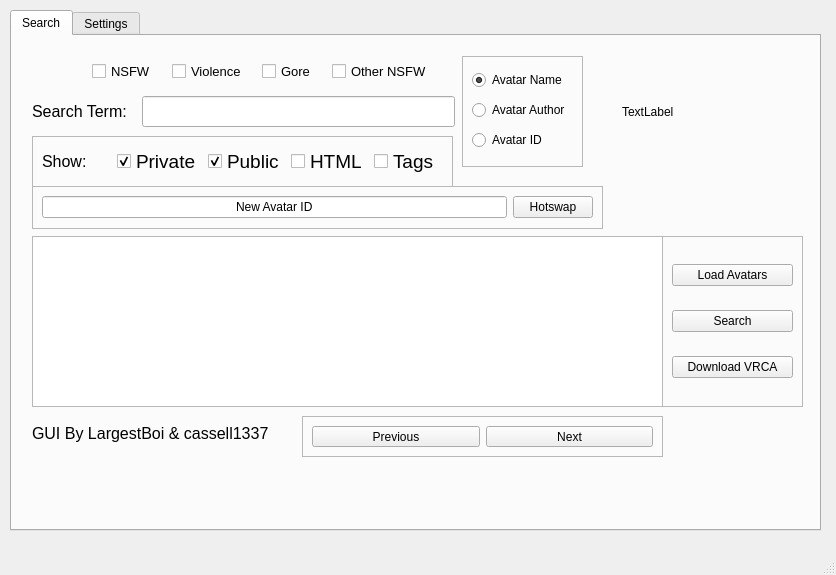
Cranbaerry/A.R.E.S, file GUI/untitled.ui: the form before one commit.
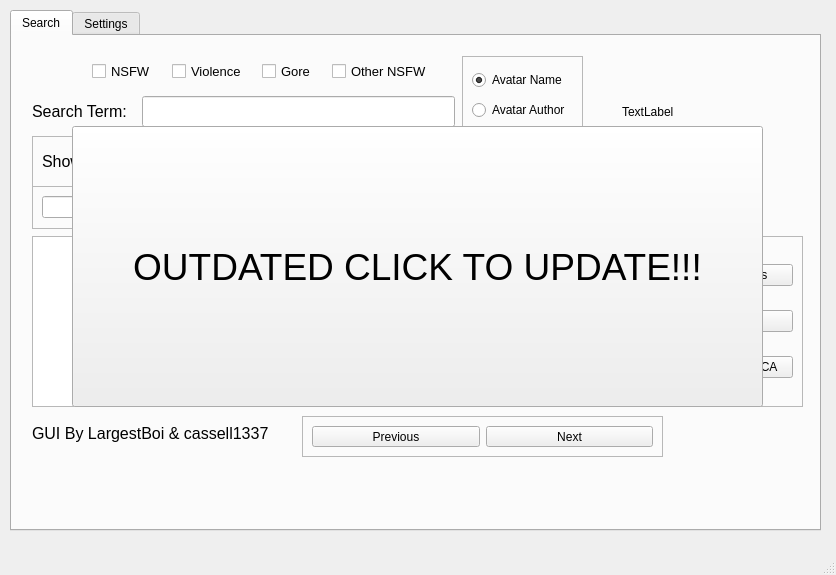
The form after the commit.

The edit to the form file:
```diff
--- a/GUI/untitled.ui
+++ b/GUI/untitled.ui
@@ -483,6 +483,24 @@
        </item>
       </layout>
      </widget>
+     <widget class="QPushButton" name="UPDATEBUTTON">
+      <property name="geometry">
+       <rect>
+        <x>60</x>
+        <y>90</y>
+        <width>691</width>
+        <height>281</height>
+       </rect>
+      </property>
+      <property name="font">
+       <font>
+        <pointsize>28</pointsize>
+       </font>
+      </property>
+      <property name="text">
+       <string>OUTDATED CLICK TO UPDATE!!!</string>
+      </property>
+     </widget>
     </widget>
     <widget class="QWidget" name="tab_2">
      <attribute name="title">
```
Left out of the diff: 2 changed lines with no effect on the pictures.
